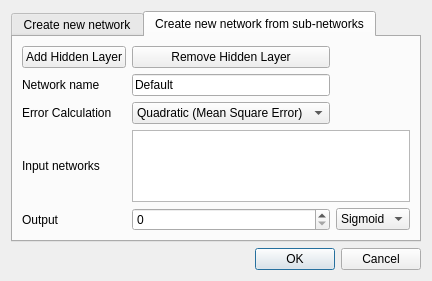
oxycoon/Thesis-NeuralNetwork, file res/layout/networkcreationdialog.ui: the form before one commit.
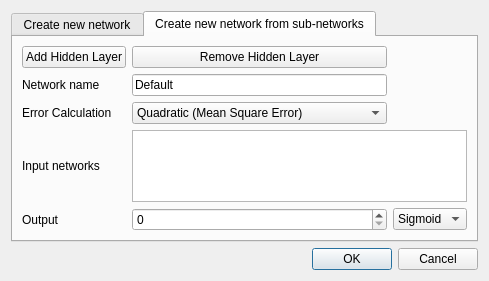
The form after the commit. The open tabs and pages were chosen to show the change.

The edit to the form file:
```diff
--- a/res/layout/networkcreationdialog.ui
+++ b/res/layout/networkcreationdialog.ui
@@ -6,7 +6,7 @@
    <rect>
     <x>0</x>
     <y>0</y>
-    <width>400</width>
+    <width>489</width>
     <height>280</height>
    </rect>
   </property>
@@ -146,39 +146,16 @@
        <string>Create new network from sub-networks</string>
       </attribute>
       <layout class="QGridLayout" name="gridLayout_4">
-       <item row="1" column="0">
-        <widget class="QLabel" name="label_9">
-         <property name="text">
-          <string>Network name</string>
+       <item row="3" column="1" colspan="2">
+        <widget class="QListWidget" name="listWidget_networks">
+         <property name="maximumSize">
+          <size>
+           <width>16777215</width>
+           <height>74</height>
+          </size>
          </property>
         </widget>
        </item>
-       <item row="1" column="1">
-        <widget class="QLineEdit" name="lineEdit">
-         <property name="text">
-          <string>Default</string>
-         </property>
-        </widget>
-       </item>
-       <item row="5" column="0">
-        <widget class="QLabel" name="label_6">
-         <property name="text">
-          <string>Output</string>
-         </property>
-        </widget>
-       </item>
-       <item row="5" column="1">
-        <widget class="QSpinBox" name="spinBox"/>
-       </item>
-       <item row="5" column="2">
-        <widget class="QComboBox" name="comboBox_output2">
-         <item>
-          <property name="text">
-           <string>Sigmoid</string>
-          </property>
-         </item>
-        </widget>
-       </item>
        <item row="3" column="0">
         <widget class="QLabel" name="label_8">
          <property name="text">
@@ -186,18 +163,39 @@
          </property>
         </widget>
        </item>
+       <item row="0" column="1">
+        <widget class="QPushButton" name="pushButton_removeLayer2">
+         <property name="text">
+          <string>Remove Hidden Layer</string>
+         </property>
+        </widget>
+       </item>
+       <item row="1" column="1">
+        <widget class="QLineEdit" name="lineEdit_name2">
+         <property name="text">
+          <string>Default</string>
+         </property>
+        </widget>
+       </item>
+       <item row="1" column="0">
+        <widget class="QLabel" name="label_9">
+         <property name="text">
+          <string>Network name</string>
+         </property>
+        </widget>
+       </item>
+       <item row="2" column="1">
+        <widget class="QComboBox" name="comboBox_cost2">
+         <item>
+          <property name="text">
+           <string>Quadratic (Mean Square Error)</string>
+          </property>
+         </item>
+        </widget>
+       </item>
        <item row="4" column="0" colspan="3">
         <layout class="QGridLayout" name="gridLayout_hidden2"/>
        </item>
-       <item row="2" column="1">
-        <widget class="QComboBox" name="comboBox">
-         <item>
-          <property name="text">
-           <string>Quadratic (Mean Square Error)</string>
-          </property>
-         </item>
-        </widget>
-       </item>
        <item row="0" column="0">
         <widget class="QPushButton" name="pushButton_3">
          <property name="text">
@@ -212,10 +210,22 @@
          </property>
         </widget>
        </item>
-       <item row="0" column="1">
-        <widget class="QPushButton" name="pushButton_4">
+       <item row="5" column="2">
+        <widget class="QComboBox" name="comboBox_output2">
+         <item>
+          <property name="text">
+           <string>Sigmoid</string>
+          </property>
+         </item>
+        </widget>
+       </item>
+       <item row="5" column="1">
+        <widget class="QSpinBox" name="spinBox_output2"/>
+       </item>
+       <item row="5" column="0">
+        <widget class="QLabel" name="label_6">
          <property name="text">
-          <string>Remove Hidden Layer</string>
+          <string>Output</string>
          </property>
         </widget>
        </item>
```
Left out of the diff: 139 changed lines with no effect on the pictures.
